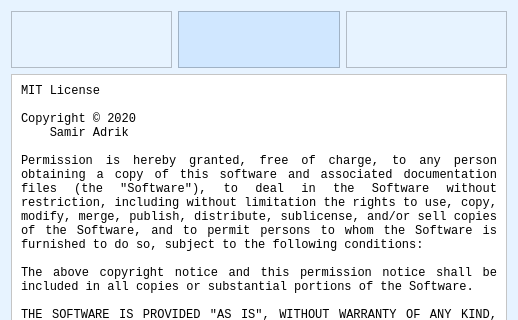
Old version of the form source/ui/views/forms/splash_form.ui in the repository seemir/stressa; both pictures show x 0 to 518 and y 0 to 320 of the 518 by 469 pixel window.
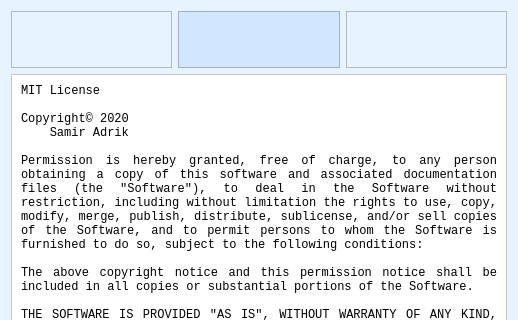
New version of the form. Icons and pictures are not drawn.

```diff
--- a/source/ui/views/forms/splash_form.ui
+++ b/source/ui/views/forms/splash_form.ui
@@ -1778,7 +1778,7 @@
         <property name="text">
          <string>MIT License
 
-Copyright © 2020
+Copyright© 2020
     Samir Adrik &lt;samir.adrik@gmail.com&gt;
 
 Permission is hereby granted, free of charge, to any person obtaining a copy of this software and associated documentation files (the &quot;Software&quot;), to deal in the Software without restriction, including without limitation the rights to use, copy, modify, merge, publish, distribute, sublicense, and/or sell copies of the Software, and to permit persons to whom the Software is furnished to do so, subject to the following conditions:
```
Left out of the diff: 3 changed lines with no effect on the pictures.
